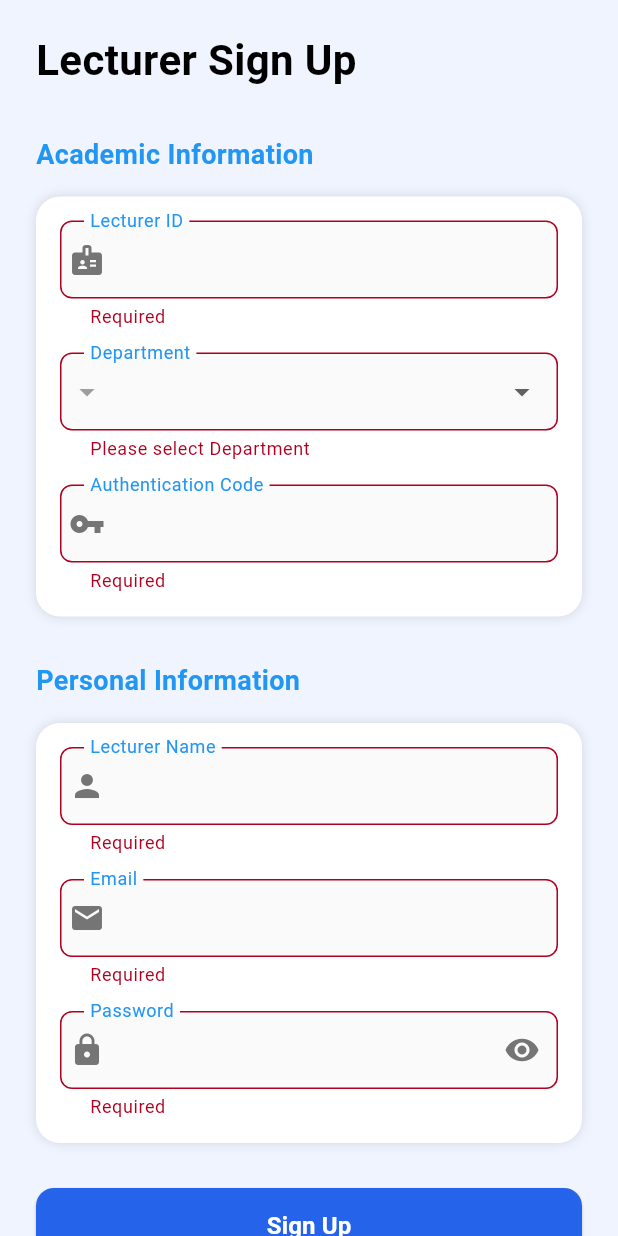
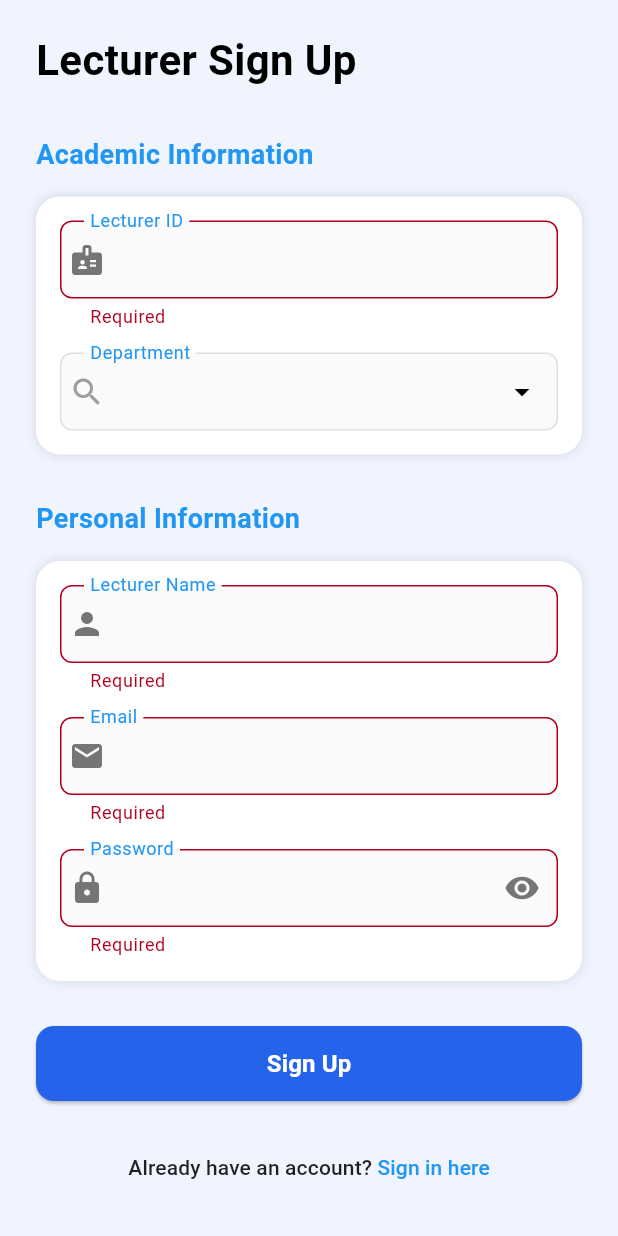
Before and after one commit to Nashon-Nsemwa/QrAttend, a Flutter app: the SignupLecture screen opened by its route, after a tap on "Sign Up", on a phone screen of 412 x 824 dp. Run offline on Flutter 3.47's test engine with Material 3 defaults, Android fonts, the phone set to English and light mode, and no system bars; drawn by our look-alikes of dropdown_search; our stand-ins replace device_info_plus, flutter_svg, geolocator, get, get_storage, image_picker and 4 more; missing offline and left inert: about, image_gallery_saver_plus, mobile_scanner; accounts and stored records are empty.

Commit message:
remove the authentication code field,fix the theme color on delete dialog,use searchabledropdown in the signup fields

```diff
--- /dev/null
+++ b/lib/utils/SearchableDropdown.dart
@@ -0,0 +1,77 @@
+import 'package:flutter/material.dart';
+import 'package:dropdown_search/dropdown_search.dart';
+import 'package:get/get.dart';
+
+class SearchableDropdown extends StatelessWidget {
+  final List<String> items;
+  final String label;
+  final RxString selected;
+  final String? Function(String?)? validator;
+
+  const SearchableDropdown({
+    super.key,
+    required this.items,
+    required this.label,
+    required this.selected,
+    this.validator,
+  });
+
+  @override
+  Widget build(BuildContext context) {
+    final theme = Theme.of(context).colorScheme;
+
+    return Obx(
+      () => DropdownSearch<String>(
+        items: (filter, loadProps) {
+          return items;
+        },
+        selectedItem: selected.value.isEmpty ? null : selected.value,
+        onChanged: (value) {
+          if (value != null) selected.value = value;
+        },
+        popupProps: PopupProps.menu(
+          showSearchBox: true,
+          searchFieldProps: TextFieldProps(
+            cursorColor: Colors.blue,
+            decoration: InputDecoration(
+              hintText: "Search $label",
+              prefixIcon: const Icon(Icons.search),
+              border: const OutlineInputBorder(),
+            ),
+          ),
+          constraints: const BoxConstraints(maxHeight: 300),
+        ),
+        decoratorProps: DropDownDecoratorProps(
+          decoration: InputDecoration(
+            labelText: label,
+            labelStyle: const TextStyle(color: Colors.blue),
+            floatingLabelBehavior: FloatingLabelBehavior.always,
+            prefixIcon: const Padding(
+              padding: EdgeInsets.only(right: 12),
+              child: Icon(Icons.search, color: Colors.grey),
+            ),
+            border: OutlineInputBorder(
+              borderRadius: BorderRadius.circular(8),
+              borderSide: BorderSide(color: Colors.grey[300]!),
+            ),
+            enabledBorder: OutlineInputBorder(
+              borderRadius: BorderRadius.circular(8),
+              borderSide: BorderSide(color: Colors.grey[300]!),
+            ),
+            focusedBorder: OutlineInputBorder(
+              borderRadius: BorderRadius.circular(8),
+              borderSide: const BorderSide(color: Colors.blue),
+            ),
+            filled: true,
+            fillColor: theme.onSecondaryFixedVariant,
+            contentPadding: const EdgeInsets.symmetric(
+              horizontal: 16,
+              vertical: 14,
+            ),
+          ),
+        ),
+        validator: validator,
+      ),
+    );
+  }
+}
--- a/lib/views/lecturers/SignupLecture.dart
+++ b/lib/views/lecturers/SignupLecture.dart
@@ -1,6 +1,7 @@
 import 'package:flutter/material.dart';
 import 'package:get/get.dart';
 import 'package:qrattend/controllers/Lecture/SignupLectureController.dart';
+import 'package:qrattend/utils/SearchableDropdown.dart';
 
 class SignupLecture extends StatelessWidget {
   SignupLecture({super.key});
@@ -41,19 +42,15 @@ class SignupLecture extends StatelessWidget {
                     context,
                   ),
                   const SizedBox(height: 16),
-                  _dropdown(
-                    controller.departments,
-                    "Department",
-                    controller.selectedDepartment,
-                    context,
-                  ),
-                  const SizedBox(height: 16),
-                  _inputField(
-                    controller.authCode,
-                    "Authentication Code",
-                    Icons.vpn_key,
-                    (v) => v!.isEmpty ? 'Required' : null,
-                    context,
+                  SearchableDropdown(
+                    items: controller.departments,
+                    label: "Department",
+                    selected: controller.selectedDepartment,
+                    validator:
+                        (value) =>
+                            value == null || value.isEmpty
+                                ? 'Please select a course'
+                                : null,
                   ),
                 ], context),
 
@@ -200,60 +197,6 @@ class SignupLecture extends StatelessWidget {
     );
   }
 
-  Widget _dropdown(
-    List<String> items,
-    String hint,
-    RxString selected,
-    BuildContext context,
-  ) {
-    return Obx(
-      () => DropdownButtonFormField<String>(
-        isExpanded: true,
-        value: selected.value.isEmpty ? null : selected.value,
-        items:
-            items
-                .map(
-                  (item) => DropdownMenuItem(
-                    value: item,
-                    child: Text(item, overflow: TextOverflow.ellipsis),
-                  ),
-                )
-                .toList(),
-        onChanged: (value) => selected.value = value ?? '',
-        decoration: InputDecoration(
-          labelText: hint,
-          labelStyle: TextStyle(color: Colors.blue),
-          floatingLabelBehavior: FloatingLabelBehavior.always,
-          border: OutlineInputBorder(
-            borderRadius: BorderRadius.circular(8),
-            borderSide: BorderSide(color: Colors.grey[300]!),
-          ),
-          enabledBorder: OutlineInputBorder(
-            borderRadius: BorderRadius.circular(8),
-            borderSide: BorderSide(color: Colors.grey[300]!),
-          ),
-          focusedBorder: OutlineInputBorder(
-            borderRadius: BorderRadius.circular(8),
-            borderSide: const BorderSide(color: Colors.blue),
-          ),
-          prefixIcon: const Padding(
-            padding: EdgeInsets.only(right: 12),
-            child: Icon(Icons.arrow_drop_down, color: Colors.grey),
-          ),
-          filled: true,
-          fillColor: Theme.of(context).colorScheme.onSecondaryFixedVariant,
-          contentPadding: const EdgeInsets.symmetric(
-            horizontal: 16,
-            vertical: 14,
-          ),
-        ),
-        validator:
-            (value) =>
-                value == null || value.isEmpty ? 'Please select $hint' : null,
-      ),
-    );
-  }
-
   Widget _passwordField(
     TextEditingController controller,
     String label,
--- a/pubspec.yaml
+++ b/pubspec.yaml
@@ -49,6 +49,7 @@ dependencies:
   path_provider: ^2.1.5
   about: ^2.2.0
   geolocator: ^14.0.0
+  dropdown_search: ^6.0.2
 
 
 
```
Also changed, not shown: lib/views/lecturers/Profile.dart (+6 -1 lines), lib/views/shared/TermsConidtion.dart (+39 -2 lines), lib/views/students/Profile.dart (+6 -1 lines), lib/views/students/SignupStudent.dart (+17 -25 lines), pubspec.lock.
